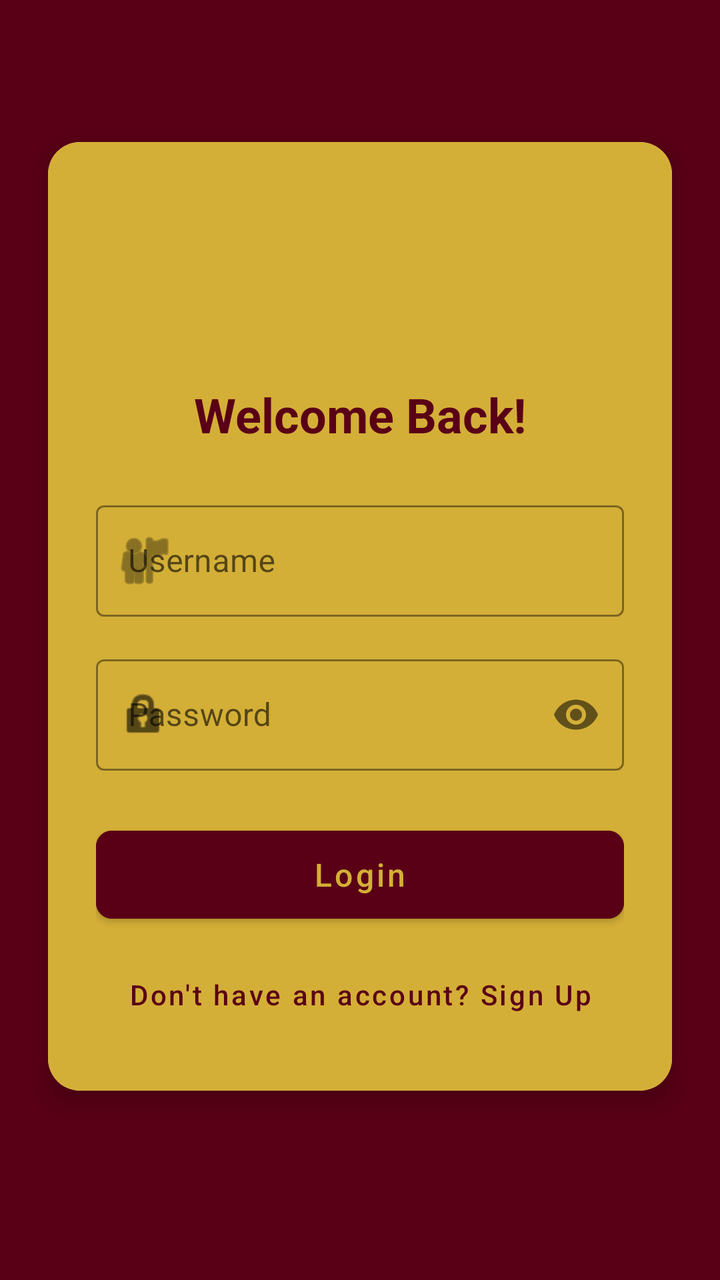
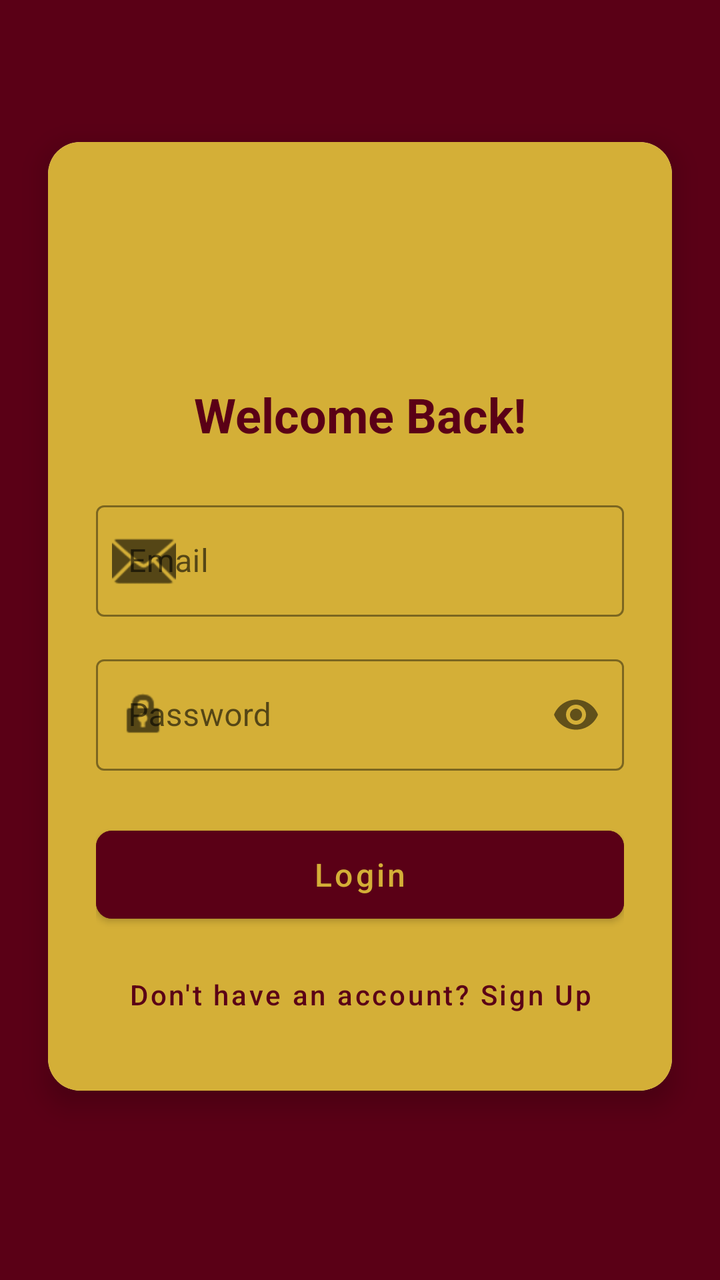

The first picture is an Android layout as it rendered before a commit; the second is the same layout after the commit. The layout source and the unified diff follow.
<!-- AndroidManifest.xml: application theme Theme.KickOff -->
<!-- res/layout/activity_login.xml -->
<androidx.constraintlayout.widget.ConstraintLayout xmlns:android="http://schemas.android.com/apk/res/android"
    xmlns:app="http://schemas.android.com/apk/res-auto"
    android:layout_width="match_parent"
    android:layout_height="match_parent"
    android:background="@color/darkMaroon">

    <com.google.android.material.card.MaterialCardView
        android:layout_width="match_parent"
        android:layout_height="wrap_content"
        android:layout_margin="24dp"
        app:cardCornerRadius="16dp"
        app:cardElevation="8dp"
        app:layout_constraintBottom_toBottomOf="parent"
        app:layout_constraintTop_toTopOf="parent"
        app:layout_constraintVertical_bias="0.4">

        <LinearLayout
            android:layout_width="match_parent"
            android:layout_height="wrap_content"
            android:orientation="vertical"
            android:background="@color/accentGold"
            android:padding="24dp">

            <ImageView
                android:layout_width="80dp"
                android:layout_height="80dp"
                android:layout_gravity="center"
                android:layout_marginBottom="16dp"
                android:src="@mipmap/ic_launcher" />

            <TextView
                android:layout_width="wrap_content"
                android:layout_height="wrap_content"
                android:layout_gravity="center"
                android:layout_marginBottom="24dp"
                android:text="Welcome Back!"
                android:textColor="@color/darkMaroon"
                android:textSize="24sp"
                android:textStyle="bold" />

            <com.google.android.material.textfield.TextInputLayout
                style="@style/Widget.MaterialComponents.TextInputLayout.OutlinedBox"
                android:layout_width="match_parent"
                android:layout_height="wrap_content"
                android:hint="Username"
                app:boxStrokeColor="@color/primaryMaroon"
                app:hintTextColor="@color/primaryMaroon"
                app:startIconDrawable="@android:drawable/ic_menu_myplaces">

                <com.google.android.material.textfield.TextInputEditText
                    android:id="@+id/etUsername"
                    android:layout_width="match_parent"
                    android:layout_height="wrap_content"
                    android:inputType="text" />
            </com.google.android.material.textfield.TextInputLayout>

            <com.google.android.material.textfield.TextInputLayout
                style="@style/Widget.MaterialComponents.TextInputLayout.OutlinedBox"
                android:layout_width="match_parent"
                android:layout_height="wrap_content"
                android:layout_marginTop="16dp"
                android:hint="Password"
                app:boxStrokeColor="@color/primaryMaroon"
                app:hintTextColor="@color/primaryMaroon"
                app:passwordToggleEnabled="true"
                app:startIconDrawable="@android:drawable/ic_lock_idle_lock">

                <com.google.android.material.textfield.TextInputEditText
                    android:id="@+id/etPassword"
                    android:layout_width="match_parent"
                    android:layout_height="wrap_content"
                    android:inputType="textPassword" />
            </com.google.android.material.textfield.TextInputLayout>

            <com.google.android.material.button.MaterialButton
                android:id="@+id/btnLogin"
                android:layout_width="match_parent"
                android:layout_height="56dp"
                android:layout_marginTop="24dp"
                android:text="Login"
                android:textColor="@color/accentGold"
                android:backgroundTint="@color/darkMaroon"
                android:textAllCaps="false"
                android:textSize="16sp"
                app:cornerRadius="8dp" />

            <com.google.android.material.button.MaterialButton
                android:id="@+id/btnGoSignup"
                style="@style/Widget.MaterialComponents.Button.TextButton"
                android:layout_width="match_parent"
                android:layout_height="wrap_content"
                android:layout_marginTop="8dp"
                android:text="Don't have an account? Sign Up"
                android:textAllCaps="false"
                android:textColor="@color/darkMaroon" />

        </LinearLayout>
    </com.google.android.material.card.MaterialCardView>

</androidx.constraintlayout.widget.ConstraintLayout>
<!-- resources referenced by this layout -->
<resources>
  <color name="accentGold">#D4AF37</color>
  <color name="darkMaroon">#5A0016</color>
  <color name="primaryMaroon">#800020</color>
  <!-- mipmap ic_launcher (mipmap-anydpi-v26) -->
  <?xml version="1.0" encoding="utf-8"?>
  <adaptive-icon xmlns:android="http://schemas.android.com/apk/res/android">
      <background android:drawable="@drawable/ic_launcher_background"/>
      <foreground android:drawable="@mipmap/ic_launcher_foreground"/>
      <monochrome android:drawable="@mipmap/ic_launcher_foreground"/>
  </adaptive-icon>
  <style name="Theme.KickOff" parent="Theme.MaterialComponents.DayNight.NoActionBar">
          <item name="colorPrimary">@color/primaryMaroon</item>
          <item name="colorPrimaryVariant">@color/darkMaroon</item>
          <item name="colorOnPrimary">@color/white</item>
          <item name="colorSecondary">@color/accentGold</item>
      </style>
  <!-- drawable ic_launcher_background: vector/xml drawable (drawable, 4866 chars, omitted) -->
  <color name="white">#FFFFFF</color>
</resources>

<!-- the commit's change to res/layout/activity_login.xml (unified diff, before → after) -->
@@ -42,16 +42,16 @@
                 style="@style/Widget.MaterialComponents.TextInputLayout.OutlinedBox"
                 android:layout_width="match_parent"
                 android:layout_height="wrap_content"
-                android:hint="Username"
+                android:hint="Email"
                 app:boxStrokeColor="@color/primaryMaroon"
                 app:hintTextColor="@color/primaryMaroon"
-                app:startIconDrawable="@android:drawable/ic_menu_myplaces">
+                app:startIconDrawable="@android:drawable/ic_dialog_email">
 
                 <com.google.android.material.textfield.TextInputEditText
-                    android:id="@+id/etUsername"
+                    android:id="@+id/etEmail"
                     android:layout_width="match_parent"
                     android:layout_height="wrap_content"
-                    android:inputType="text" />
+                    android:inputType="textEmailAddress" />
             </com.google.android.material.textfield.TextInputLayout>
 
             <com.google.android.material.textfield.TextInputLayout
